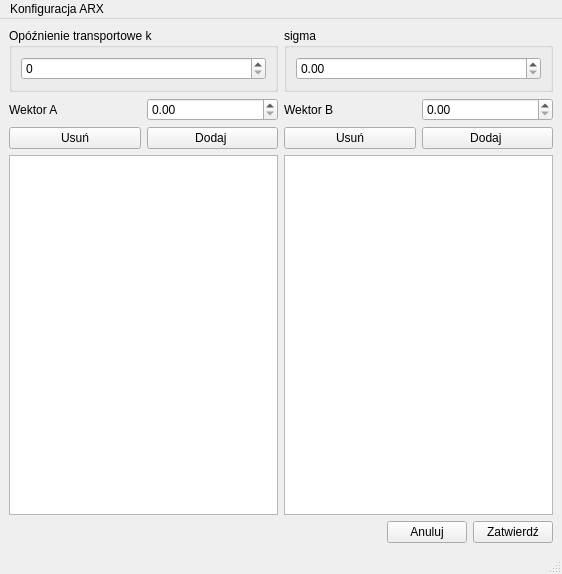
First picture: the form in arxwindow.ui, repository KrzysztofRostek/UAR_PROJEKT, before the edit.
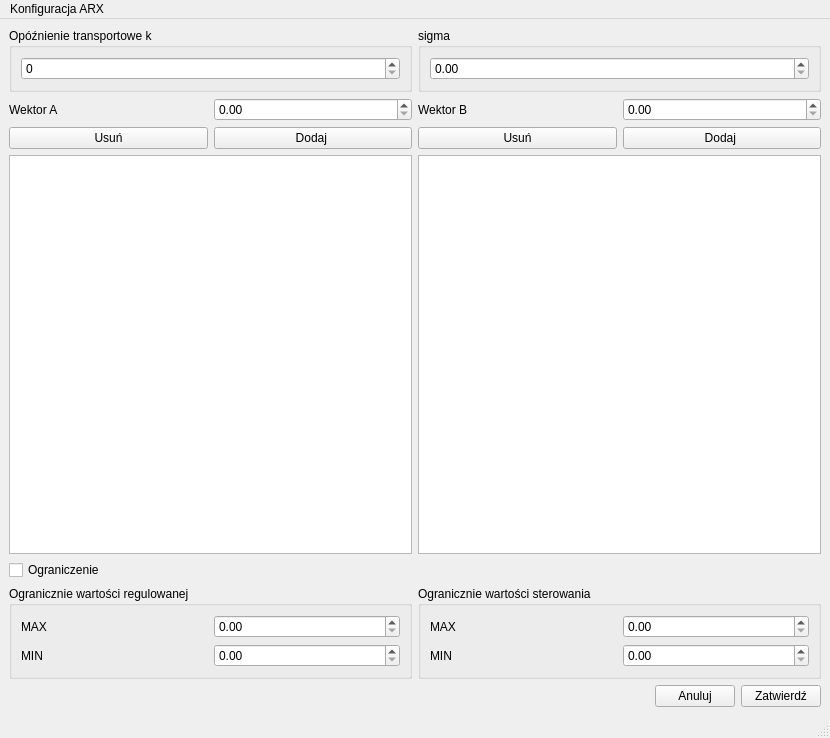
Second picture: the form after the edit.

Diff of the .ui file:
```diff
--- a/arxwindow.ui
+++ b/arxwindow.ui
@@ -6,8 +6,8 @@
    <rect>
     <x>0</x>
     <y>0</y>
-    <width>562</width>
-    <height>574</height>
+    <width>830</width>
+    <height>738</height>
    </rect>
   </property>
   <property name="windowTitle">
@@ -77,7 +77,7 @@
         <item>
          <widget class="QGroupBox" name="groupBox">
           <property name="title">
-           <string>sigma</string>
+           <string>sigma </string>
           </property>
           <layout class="QVBoxLayout" name="verticalLayout_3">
            <item>
@@ -129,6 +129,91 @@
       </item>
      </layout>
     </item>
+    <item>
+     <widget class="QCheckBox" name="checkBoxOgraniczenie">
+      <property name="text">
+       <string>Ograniczenie</string>
+      </property>
+     </widget>
+    </item>
+    <item>
+     <layout class="QHBoxLayout" name="horizontalLayout_11">
+      <item>
+       <widget class="QGroupBox" name="groupBox_3">
+        <property name="title">
+         <string>Ogranicznie wartości regulowanej</string>
+        </property>
+        <layout class="QVBoxLayout" name="verticalLayout_8">
+         <item>
+          <layout class="QHBoxLayout" name="horizontalLayout_7">
+           <item>
+            <widget class="QLabel" name="label_3">
+             <property name="text">
+              <string>MAX</string>
+             </property>
+            </widget>
+           </item>
+           <item>
+            <widget class="QDoubleSpinBox" name="doubleSpinBoxRegulowanaMAX"/>
+           </item>
+          </layout>
+         </item>
+         <item>
+          <layout class="QHBoxLayout" name="horizontalLayout_8">
+           <item>
+            <widget class="QLabel" name="label_4">
+             <property name="text">
+              <string>MIN</string>
+             </property>
+            </widget>
+           </item>
+           <item>
+            <widget class="QDoubleSpinBox" name="doubleSpinBoxRegulowanaMIN"/>
+           </item>
+          </layout>
+         </item>
+        </layout>
+       </widget>
+      </item>
+      <item>
+       <widget class="QGroupBox" name="groupBox_4">
+        <property name="title">
+         <string>Ogranicznie wartości sterowania</string>
+        </property>
+        <layout class="QVBoxLayout" name="verticalLayout_9">
+         <item>
+          <layout class="QHBoxLayout" name="horizontalLayout_9">
+           <item>
+            <widget class="QLabel" name="label_6">
+             <property name="text">
+              <string>MAX</string>
+             </property>
+            </widget>
+           </item>
+           <item>
+            <widget class="QDoubleSpinBox" name="doubleSpinBoxSterowaniaMAX"/>
+           </item>
+          </layout>
+         </item>
+         <item>
+          <layout class="QHBoxLayout" name="horizontalLayout_10">
+           <item>
+            <widget class="QLabel" name="label_5">
+             <property name="text">
+              <string>MIN</string>
+             </property>
+            </widget>
+           </item>
+           <item>
+            <widget class="QDoubleSpinBox" name="doubleSpinBoxSterowaniaMIN"/>
+           </item>
+          </layout>
+         </item>
+        </layout>
+       </widget>
+      </item>
+     </layout>
+    </item>
     <item>
      <layout class="QHBoxLayout" name="horizontalLayout_5">
       <item>
@@ -167,7 +252,7 @@
     <rect>
      <x>0</x>
      <y>0</y>
-     <width>562</width>
+     <width>830</width>
      <height>21</height>
     </rect>
    </property>
```
